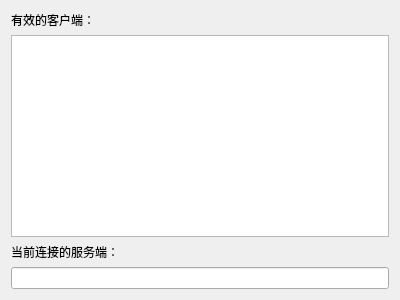
The window that tcpsocket/dialogclientinfo.ui (ningzichun/socket) describes before a commit, drawn with Qt 5.
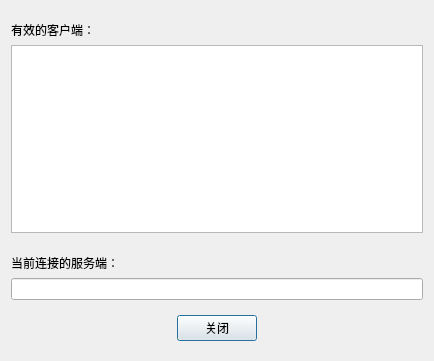
The same window after the commit.

```diff
--- a/tcpsocket/dialogclientinfo.ui
+++ b/tcpsocket/dialogclientinfo.ui
@@ -6,14 +6,27 @@
    <rect>
     <x>0</x>
     <y>0</y>
-    <width>400</width>
-    <height>300</height>
+    <width>434</width>
+    <height>361</height>
    </rect>
   </property>
   <property name="windowTitle">
    <string>Dialog</string>
   </property>
   <layout class="QVBoxLayout" name="verticalLayout">
+   <item>
+    <spacer name="verticalSpacer">
+     <property name="orientation">
+      <enum>Qt::Vertical</enum>
+     </property>
+     <property name="sizeHint" stdset="0">
+      <size>
+       <width>20</width>
+       <height>15</height>
+      </size>
+     </property>
+    </spacer>
+   </item>
    <item>
     <widget class="QLabel" name="label">
      <property name="text">
@@ -24,6 +37,19 @@
    <item>
     <widget class="QTextBrowser" name="text1"/>
    </item>
+   <item>
+    <spacer name="verticalSpacer_2">
+     <property name="orientation">
+      <enum>Qt::Vertical</enum>
+     </property>
+     <property name="sizeHint" stdset="0">
+      <size>
+       <width>20</width>
+       <height>20</height>
+      </size>
+     </property>
+    </spacer>
+   </item>
    <item>
     <widget class="QLabel" name="label_2">
      <property name="text">
@@ -34,6 +60,45 @@
    <item>
     <widget class="QLineEdit" name="text2"/>
    </item>
+   <item>
+    <widget class="QWidget" name="widget" native="true">
+     <layout class="QHBoxLayout" name="horizontalLayout">
+      <item>
+       <spacer name="horizontalSpacer">
+        <property name="orientation">
+         <enum>Qt::Horizontal</enum>
+        </property>
+        <property name="sizeHint" stdset="0">
+         <size>
+          <width>40</width>
+          <height>20</height>
+         </size>
+        </property>
+       </spacer>
+      </item>
+      <item>
+       <widget class="QPushButton" name="pushButton">
+        <property name="text">
+         <string>关闭</string>
+        </property>
+       </widget>
+      </item>
+      <item>
+       <spacer name="horizontalSpacer_2">
+        <property name="orientation">
+         <enum>Qt::Horizontal</enum>
+        </property>
+        <property name="sizeHint" stdset="0">
+         <size>
+          <width>40</width>
+          <height>20</height>
+         </size>
+        </property>
+       </spacer>
+      </item>
+     </layout>
+    </widget>
+   </item>
   </layout>
  </widget>
  <resources/>
```
